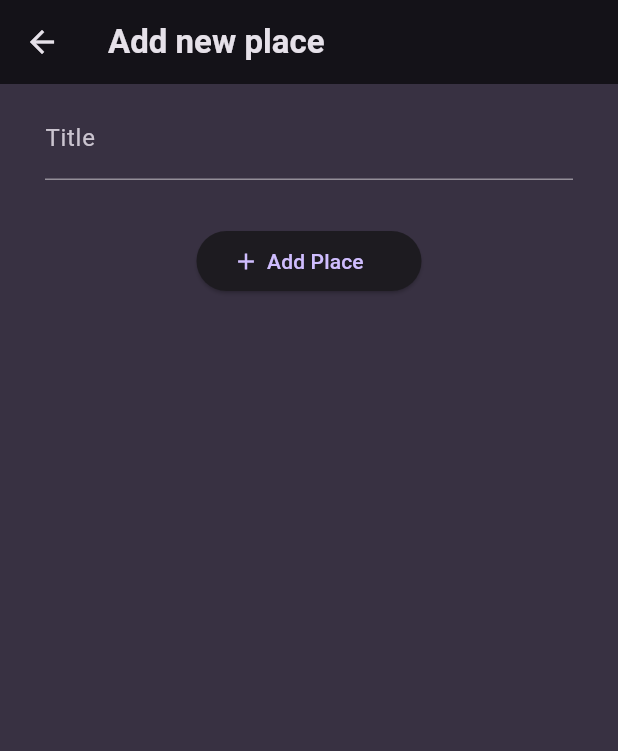
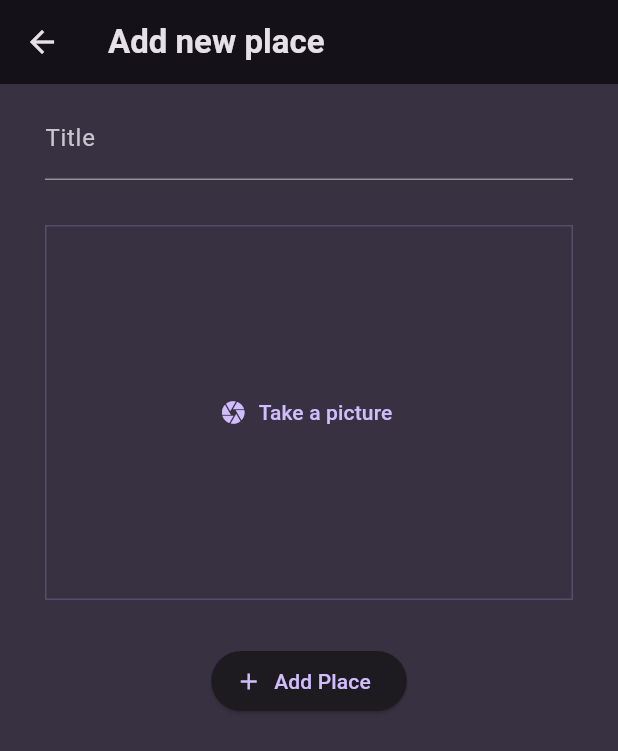
Before and after one commit to peterabrahamdev/favorite-places, a Flutter app: the AddNewPlaceScreen screen opened directly, on a phone screen of 412 x 824 dp. Shown: the top 751 px of the screen. Run offline on Flutter 3.47's test engine with Material 3 defaults, Android fonts, the phone set to English and light mode, and no system bars; our stand-ins replace flutter_riverpod, google_fonts, image_picker.

Commit message:
feat(widgets): add ImageInput widget to NewPlaceForm

```diff
--- a/lib/widgets/new_place_form.dart
+++ b/lib/widgets/new_place_form.dart
@@ -1,5 +1,6 @@
 import 'package:favorite_places/models/place.dart';
 import 'package:favorite_places/providers/place_provider.dart';
+import 'package:favorite_places/widgets/image_input.dart';
 import 'package:flutter/material.dart';
 import 'package:flutter_riverpod/flutter_riverpod.dart';
 
@@ -47,18 +48,15 @@ class _NewPlaceFormState extends ConsumerState<NewPlaceForm> {
             const SizedBox(
               height: 30,
             ),
-            ElevatedButton(
-              style: const ButtonStyle(
-                  fixedSize: MaterialStatePropertyAll(Size(150, 10))),
+            const ImageInput(),
+            const SizedBox(
+              height: 30,
+            ),
+            ElevatedButton.icon(
               onPressed: _submit,
-              child: const Row(
-                children: [
-                  Icon(Icons.add),
-                  SizedBox(width: 5),
-                  Text('Add Place'),
-                ],
-              ),
-            )
+              icon: const Icon(Icons.add),
+              label: const Text('Add Place'),
+            ),
           ],
         ),
       ),
```
